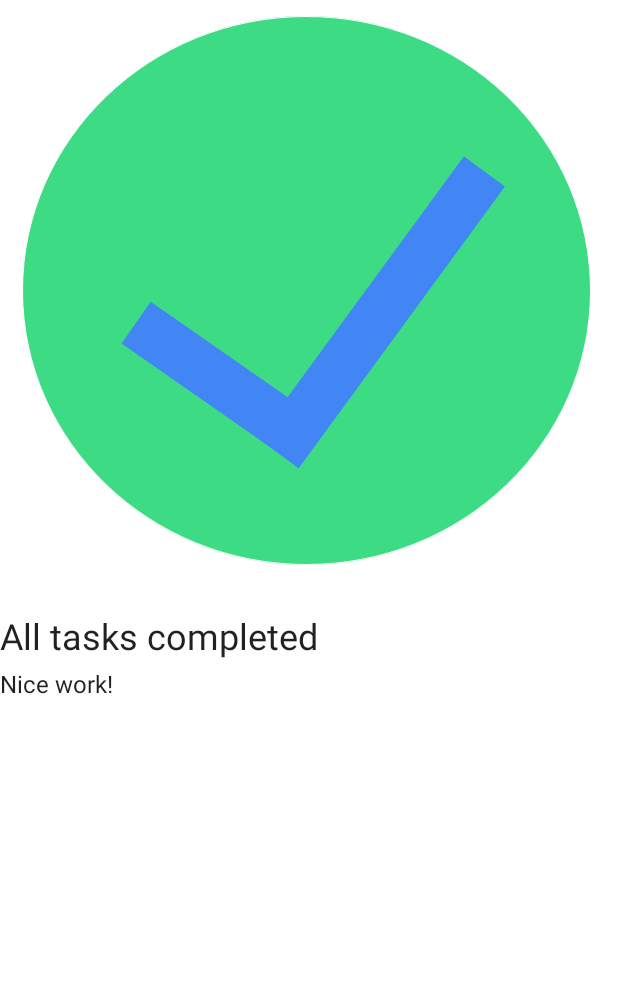
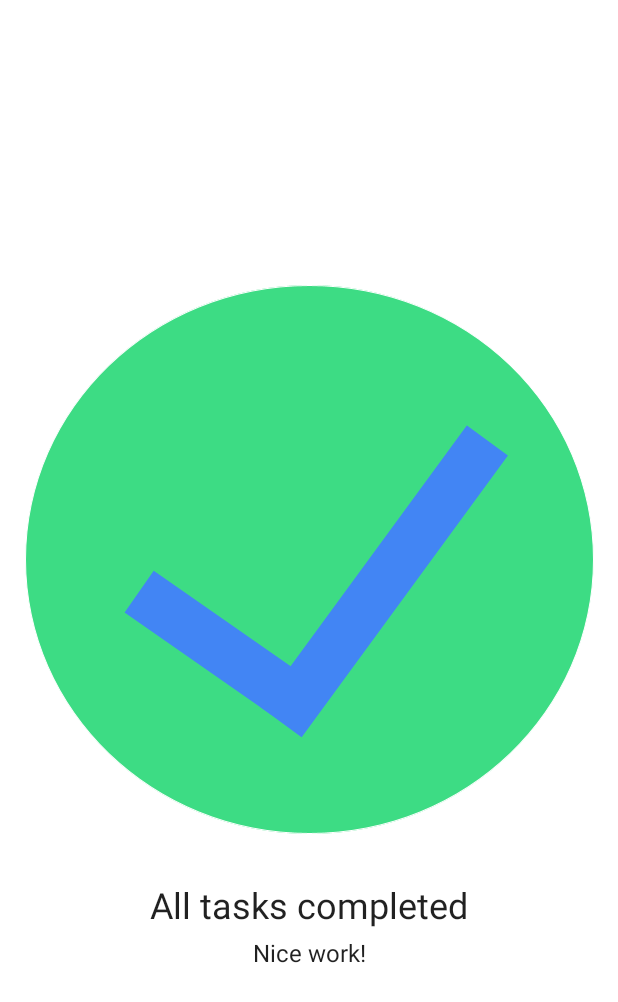
Before and after one commit to acolistro/TaskManagerSpecsCompose, an Android app built with Jetpack Compose: the screen it shows after launch (MainActivity), on a phone screen of 412 x 824 dp. Shown: the top 1002 px of the screen. Run offline under Robolectric (Android 15) with nearby library versions, the phone set to English and light mode, and no system bars.

Commit message:
Fix alignment issues, matches specs

```diff
--- a/app/src/main/java/com/example/taskmanagerspecscompose/MainActivity.kt
+++ b/app/src/main/java/com/example/taskmanagerspecscompose/MainActivity.kt
@@ -38,18 +38,25 @@ class MainActivity : ComponentActivity() {
 @Composable
 fun TaskStatusText(taskComplete: String, congrats: String) {
     val image = painterResource(R.drawable.ic_task_completed)
-    Column {
+        Column(
+            modifier = Modifier
+                .fillMaxSize()
+                .wrapContentSize(Alignment.Center)
+        ) {
             Image(
                 painter = image,
                 contentDescription = null,
                 modifier = Modifier
-                .wrapContentWidth(Alignment.CenterHorizontally)
-                .wrapContentHeight(Alignment.CenterVertically)
+                    .fillMaxWidth()
+//                    .wrapContentWidth(Alignment.CenterHorizontally)
+//                    .wrapContentHeight(Alignment.CenterVertically)
+                    .wrapContentSize(Alignment.Center)
             )
             Text(
                 text = taskComplete,
                 fontSize = 24.sp,
                 modifier = Modifier
+                    .fillMaxWidth()
                     .padding(top = 24.dp, bottom = 8.dp)
                     .wrapContentWidth(Alignment.CenterHorizontally)
             )
@@ -57,6 +64,7 @@ fun TaskStatusText(taskComplete: String, congrats: String) {
                 text = congrats,
                 fontSize = 16.sp,
                 modifier = Modifier
+                    .fillMaxWidth()
                     .wrapContentWidth(Alignment.CenterHorizontally)
             )
         }
```
Lines whose indentation alone changed are shown as unchanged.
